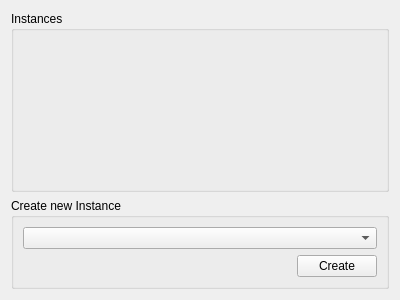
This is gns3/ui/cloud_inspector_view.ui in GNS3/gns3-gui as Qt 5 draws it before an edit. The edited form follows.
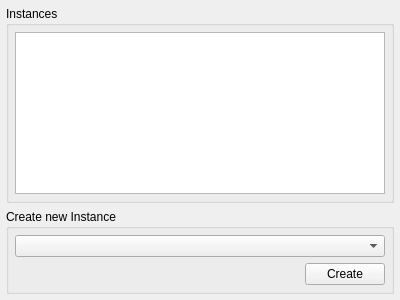
This is the edited form.

Commit message: added a table view

Diff of the .ui file:
```diff
--- a/gns3/ui/cloud_inspector_view.ui
+++ b/gns3/ui/cloud_inspector_view.ui
@@ -20,24 +20,38 @@
    <string notr="true"/>
   </property>
   <layout class="QVBoxLayout" name="verticalLayout_3">
+   <property name="leftMargin">
+    <number>6</number>
+   </property>
+   <property name="topMargin">
+    <number>6</number>
+   </property>
+   <property name="rightMargin">
+    <number>6</number>
+   </property>
+   <property name="bottomMargin">
+    <number>6</number>
+   </property>
    <item>
     <widget class="QGroupBox" name="uiInstancesGroupBox">
      <property name="title">
       <string>Instances</string>
      </property>
      <layout class="QVBoxLayout" name="verticalLayout">
+      <property name="leftMargin">
+       <number>6</number>
+      </property>
+      <property name="topMargin">
+       <number>6</number>
+      </property>
+      <property name="rightMargin">
+       <number>6</number>
+      </property>
+      <property name="bottomMargin">
+       <number>6</number>
+      </property>
       <item>
-       <spacer name="verticalSpacer">
-        <property name="orientation">
-         <enum>Qt::Vertical</enum>
-        </property>
-        <property name="sizeHint" stdset="0">
-         <size>
-          <width>20</width>
-          <height>126</height>
-         </size>
-        </property>
-       </spacer>
+       <widget class="QTableView" name="uiInstancesTableView"/>
       </item>
      </layout>
     </widget>
@@ -48,6 +62,18 @@
       <string>Create new Instance</string>
      </property>
      <layout class="QVBoxLayout" name="verticalLayout_2">
+      <property name="leftMargin">
+       <number>6</number>
+      </property>
+      <property name="topMargin">
+       <number>6</number>
+      </property>
+      <property name="rightMargin">
+       <number>6</number>
+      </property>
+      <property name="bottomMargin">
+       <number>6</number>
+      </property>
       <item>
        <widget class="QComboBox" name="uiCreateInstanceComboBox"/>
       </item>
```
The commit also changes 1 other file.
